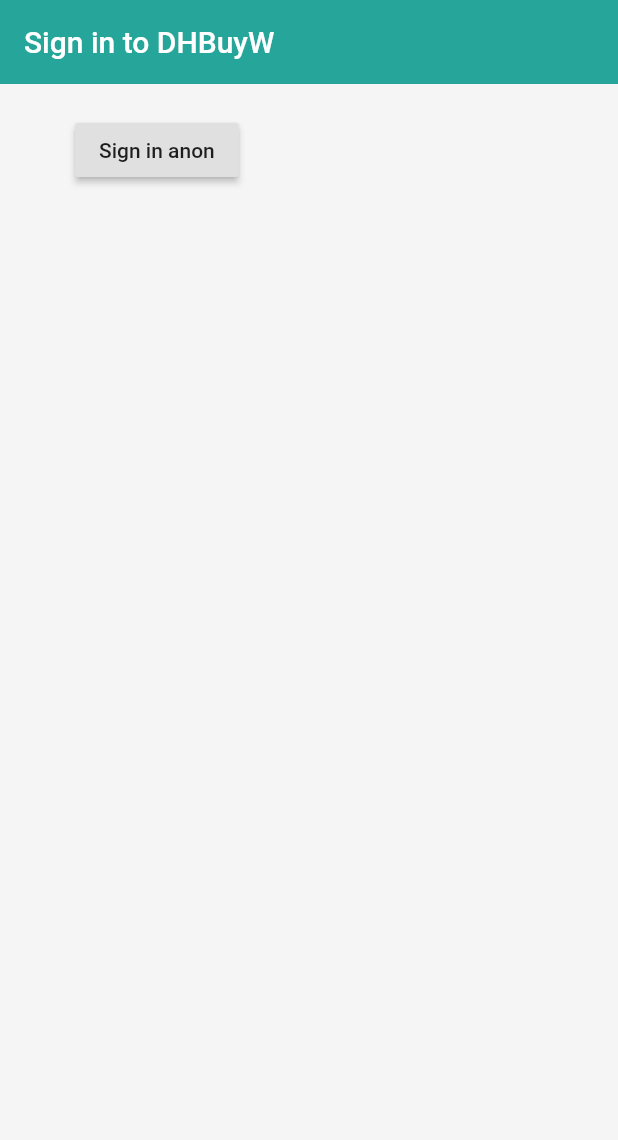
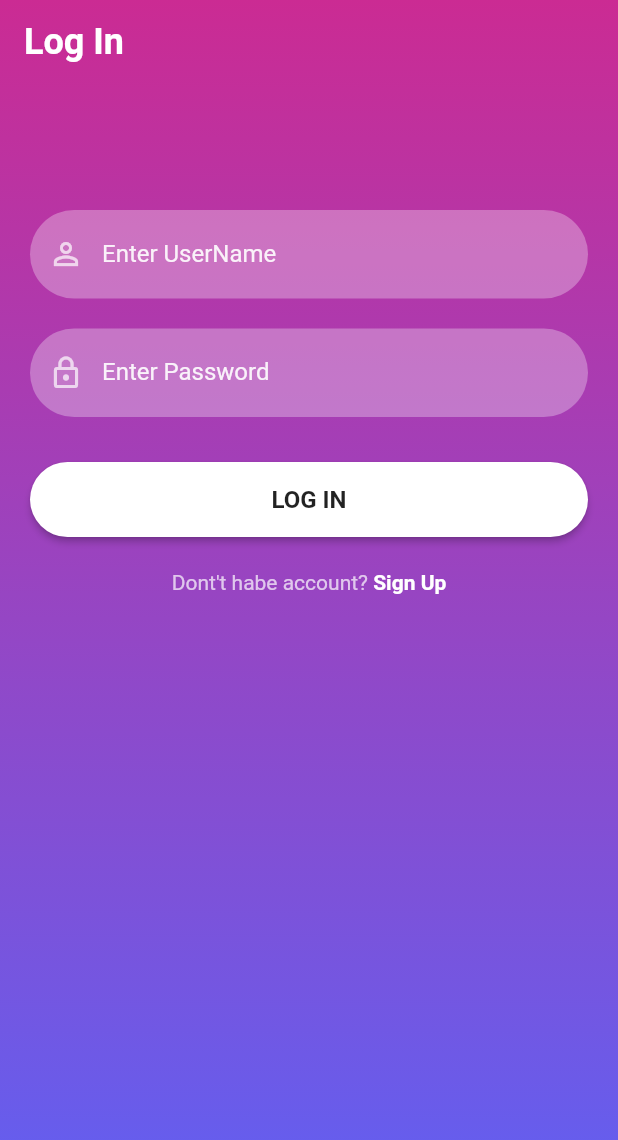
Before and after one commit to JanWeil/App, a Flutter app: the screen it shows after launch, on a phone screen of 412 x 824 dp. Shown: the top 1140 px of the screen. Run offline on Flutter 3.47's test engine with Material 2 defaults, Android fonts, the phone set to English and light mode, and no system bars; our stand-ins replace firebase_auth, firebase_core; accounts and stored records are empty.

Commit message:
Sign up & Log in

```diff
--- a/lib/main.dart
+++ b/lib/main.dart
@@ -1,7 +1,10 @@
-import 'package:DHBuyW/screens/wrapper.dart';
+import 'package:DHBuyW/screens/signin_screen.dart';
+import 'package:firebase_core/firebase_core.dart';
 import 'package:flutter/material.dart';
 
-void main() {
+void main() async{
+  WidgetsFlutterBinding.ensureInitialized();
+  Firebase.initializeApp();
   runApp(const MyApp());
 }
 
@@ -12,8 +15,8 @@ class MyApp extends StatelessWidget {
   @override
   Widget build(BuildContext context) {
     return MaterialApp(
-      title: 'Close',
-      home: Wrapper(),
+      title: 'DHBuyW',
+      home: const SignInScreen(),
     );
   }
 }
--- a/lib/models/user.dart
+++ /dev/null
@@ -1,8 +0,0 @@
-//User Klasse
-
-class Benutzer {
-  final String uid;
-
-  Benutzer({required this.uid});
-
-}
--- /dev/null
+++ b/lib/reusable_widgets/reusable_widget.dart
@@ -0,0 +1,53 @@
+import 'package:flutter/material.dart';
+
+Image logoWidget(String imageName) {
+  return Image.asset(imageName,
+    fit: BoxFit.fitWidth,
+    width: 240,
+    height: 240,
+    color: Colors.white,);
+}
+
+TextField reusableTextField(String text, IconData icon, bool isPasswordType, TextEditingController controller) {
+  return TextField(controller: controller,
+  obscureText: isPasswordType,
+  enableSuggestions: !isPasswordType,
+  autocorrect: !isPasswordType,
+  cursorColor: Colors.white,
+  style: TextStyle(color: Colors.white.withOpacity(0.9)),
+  decoration: InputDecoration(
+    prefixIcon: Icon(icon, color: Colors.white70),
+    labelText: text,
+    labelStyle: TextStyle(color: Colors.white.withOpacity(0.9)),
+    filled: true,
+    floatingLabelBehavior: FloatingLabelBehavior.never,
+    fillColor: Colors.white.withOpacity(0.3),
+    border: OutlineInputBorder(borderRadius: BorderRadius.circular(30.0), borderSide: const BorderSide(width: 0,style: BorderStyle.none))
+  ),
+    keyboardType: isPasswordType ? TextInputType.visiblePassword : TextInputType.emailAddress,
+  );
+}
+
+//Buttons
+Container signInSignUpButton(BuildContext context, bool isLogin, Function onTap) {
+  return Container(width: MediaQuery.of(context).size.width,
+  height: 50,
+      margin: const EdgeInsets.fromLTRB(0, 10, 0, 20),
+    decoration: BoxDecoration(borderRadius: BorderRadius.circular(90)),
+    child: ElevatedButton(onPressed: () {
+      onTap();
+      },
+    child: Text(isLogin ? 'LOG IN' : 'SIGN UP', style: const TextStyle(color: Colors.black87, fontWeight: FontWeight.bold, fontSize: 16),
+    ),
+  style: ButtonStyle(
+    backgroundColor: MaterialStateProperty.resolveWith((states) {
+      if (states.contains(MaterialState.pressed)) {
+  return Colors.black26;
+  }
+      return Colors.white;
+  }),
+  shape: MaterialStateProperty.all<RoundedRectangleBorder>(
+  RoundedRectangleBorder(borderRadius: BorderRadius.circular(30)))),
+  ),
+  );
+  }
--- a/lib/screens/authentification/authentificate.dart
+++ /dev/null
@@ -1,19 +0,0 @@
-//sign in or register widget
-import 'package:DHBuyW/screens/authentification/sign_in.dart';
-import 'package:flutter/material.dart';
-
-//Stateful widget
-class Authenticate extends StatefulWidget {
-  @override
-  _AuthenticateState createState() => _AuthenticateState();
-
-}
-
-class _AuthenticateState extends State<Authenticate> {
-  @override
-  Widget build(BuildContext context) {
-    return Container(
-      child: SignIn(),
-    );
-  }
-}
--- a/lib/screens/authentification/sign_in.dart
+++ /dev/null
@@ -1,43 +0,0 @@
-//Sign in widget
-
-import 'package:DHBuyW/services/auth.dart';
-import 'package:flutter/material.dart';
-
-class SignIn extends StatefulWidget {
-  @override
-  _SignInState createState() => _SignInState();
-}
-
-class _SignInState extends State<SignIn> {
-
-  final AuthService _auth = AuthService();
-
-  @override
-  Widget build(BuildContext context) {
-    return Scaffold(
-      backgroundColor: Colors.grey[100],
-      appBar: AppBar(
-        backgroundColor: Colors.teal[400],
-        elevation: 0.0,
-        title: Text('Sign in to DHBuyW'),
-      ),
-      body: Container(
-        padding: EdgeInsets.symmetric(vertical: 20.0, horizontal: 50.0),
-        child: RaisedButton(
-          child: Text('Sign in anon'),
-          onPressed: ()async {
-            dynamic result = await _auth.signInAnon();
-            if (result == null) {
-              print('error signing in');
-            }
-            else {
-              print('signed in');
-              print(result);
-              //Result ist Firebase user object
-            }
-          },
-        ),
-      ),
-    );
-  }
-}
--- /dev/null
+++ b/lib/screens/signin_screen.dart
@@ -0,0 +1,101 @@
+import 'package:DHBuyW/screens/home_screen.dart';
+import 'package:DHBuyW/screens/signup.dart';
+import 'package:DHBuyW/utils/color_utils.dart';
+import 'package:firebase_auth/firebase_auth.dart';
+import 'package:flutter/material.dart';
+import 'package:DHBuyW/reusable_widgets/reusable_widget.dart';
+
+class SignInScreen extends StatefulWidget {
+  const SignInScreen({Key? key}) : super(key: key);
+
+  @override
+  State<SignInScreen> createState() => _SignInScreenState();
+}
+
+class _SignInScreenState extends State<SignInScreen> {
+  TextEditingController _passwordTextController = TextEditingController();
+  TextEditingController _emailTextController = TextEditingController();
+  @override
+  Widget build(BuildContext context) {
+    return Scaffold(
+      extendBodyBehindAppBar: true,
+      appBar: AppBar(
+        backgroundColor: Colors.transparent,
+        elevation: 0,
+        title: const Text(
+          "Log In",
+          style: TextStyle(fontSize: 24, fontWeight: FontWeight.bold),
+        ),
+      ),
+      body: Container(
+        width: MediaQuery.of(context).size.width,
+        height: MediaQuery.of(context).size.height,
+        //Hintergrund
+        decoration: BoxDecoration(gradient: LinearGradient(colors:
+        [hexStringToColor("CB2B93"),
+          hexStringToColor("9546C4"),
+          hexStringToColor("5E61F4")
+        ],
+        begin: Alignment.topCenter,
+        end: Alignment.bottomCenter),
+        ),
+        child: SingleChildScrollView(
+          child: Padding(
+            padding: EdgeInsets.fromLTRB(20, 120, 20, 0),
+          child: Column(
+            children: <Widget> [
+              //Logo einfügen mit name in assets images ordner
+              //logoWidget("assets/image/logo.png"),
+              const SizedBox(
+                height: 20,
+              ),
+            reusableTextField("Enter UserName", Icons.person_outline, false, _emailTextController),
+            const SizedBox(
+              height: 20,
+            ),
+            reusableTextField("Enter Password", Icons.lock_outline, true, _passwordTextController),
+              const SizedBox(
+                height: 20,
+              ),
+              signInSignUpButton(context, true, () {
+                FirebaseAuth.instance.signInWithEmailAndPassword(email: _emailTextController.text,
+                    password: _passwordTextController.text).then((value) {
+                      Navigator.push(context,
+                      MaterialPageRoute(builder: (context) => HomeScreen()));
+                }).onError((error, stackTrace) {
+                  print("Error ${error.toString()}");
+                });
+              }),
+              signUpOption()
+            ]
+          ),
+    ),
+    ),
+      ),
+    );
+  }
+
+  //Funktion für Signup
+  Row signUpOption() {
+    return Row(
+      mainAxisAlignment: MainAxisAlignment.center,
+      children: [
+        SizedBox(
+          height: 20,
+        ),
+        const Text("Dont't habe account? ",
+        style: TextStyle(color: Colors.white70)
+        ),
+        GestureDetector(
+          onTap: () {
+            Navigator.push(context,
+                MaterialPageRoute(builder: (context) => SignUpScreen()));
+          },
+          child: const Text("Sign Up",
+            style: TextStyle(color: Colors.white, fontWeight: FontWeight.bold),
+          ),
+        ),
+      ],
+    );
+  }
+}
--- a/lib/screens/wrapper.dart
+++ /dev/null
@@ -1,16 +0,0 @@
-//Wrapper, der entscheidet, ob authentification oder home angezeigt wird
-//Stateless Widget
-
-import 'package:DHBuyW/screens/authentification/authentificate.dart';
-import 'package:DHBuyW/screens/home/home.dart';
-import 'package:flutter/material.dart';
-
-class Wrapper extends StatelessWidget {
-  @override
-  Widget build(BuildContext context) {
-    return Authenticate(
-    //return Home or Authentificate
-
-    );
-  }
-}
--- /dev/null
+++ b/lib/utils/color_utils.dart
@@ -0,0 +1,9 @@
+import 'package:flutter/material.dart';
+
+hexStringToColor(String hexColor) {
+  hexColor = hexColor.toUpperCase().replaceAll("#", "");
+  if (hexColor.length == 6) {
+    hexColor = "FF" + hexColor;
+  }
+  return Color(int.parse(hexColor, radix: 16));
+}
--- a/pubspec.yaml
+++ b/pubspec.yaml
@@ -34,6 +34,7 @@ dependencies:
   # The following adds the Cupertino Icons font to your application.
   # Use with the CupertinoIcons class for iOS style icons.
   cupertino_icons: ^1.0.2
+  firebase_core: ^1.18.0
   firebase_auth: ^3.3.20
   cloud_firestore: ^3.1.18
 
@@ -60,9 +61,8 @@ flutter:
   uses-material-design: true
 
   # To add assets to your application, add an assets section, like this:
-  # assets:
-  #   - images/a_dot_burr.jpeg
-  #   - images/a_dot_ham.jpeg
+  assets:
+     - assets/images/
 
   # An image asset can refer to one or more resolution-specific "variants", see
   # https://flutter.dev/assets-and-images/#resolution-aware
```
Also changed, not shown: lib/screens/home/home.dart (deleted, +0 -13 lines), lib/screens/home_screen.dart (added, +29 -0 lines), lib/screens/signup.dart (added, +78 -0 lines), lib/services/auth.dart (deleted, +0 -38 lines), pubspec.lock, 2 other files.
